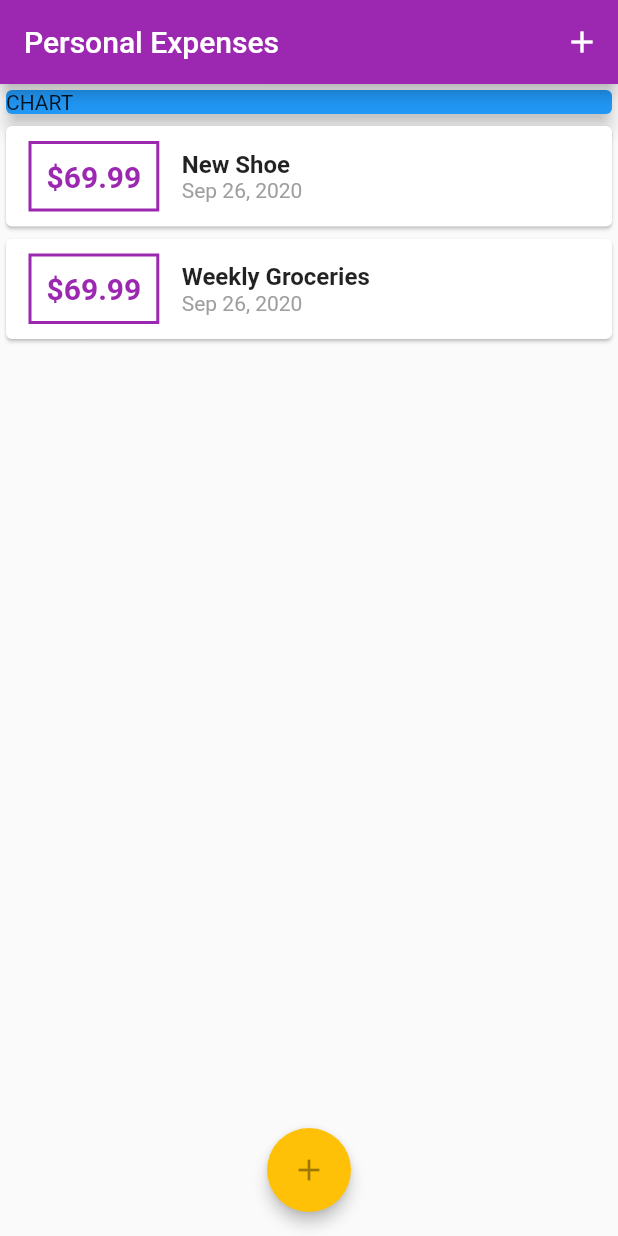
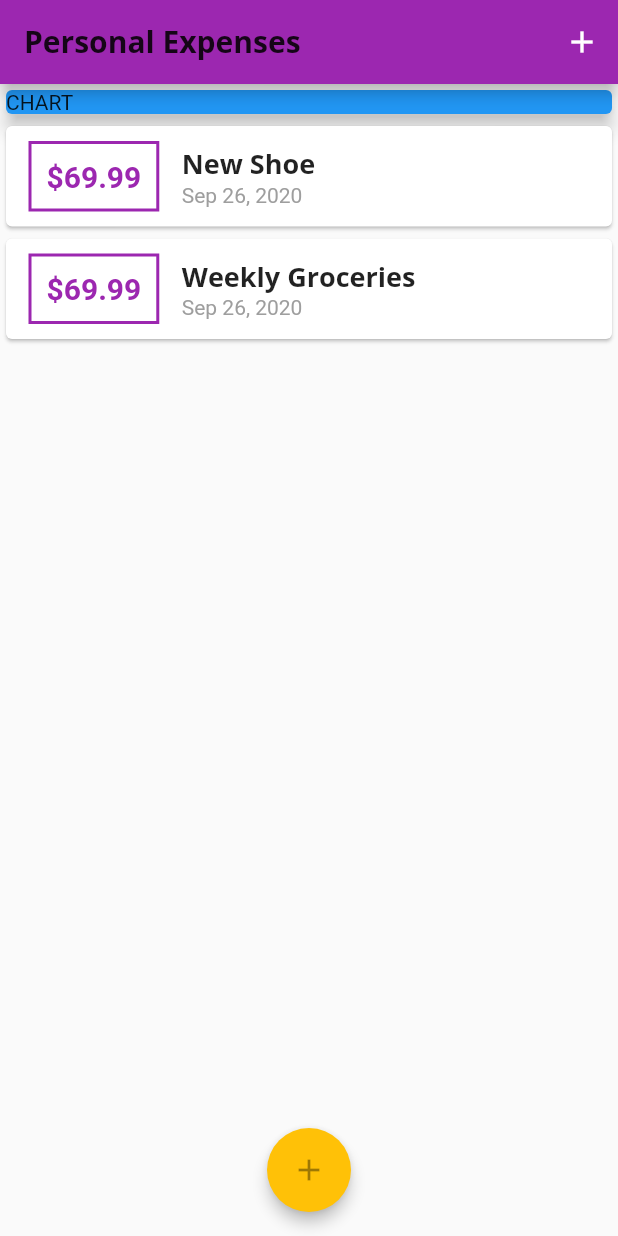
Before and after one commit to ernestkoko/flutter_complete_guide, a Flutter app: the screen it shows after launch, on a phone screen of 412 x 824 dp. Run offline on Flutter 3.47's test engine with Material 2 defaults, Android fonts, the phone set to English and light mode, and no system bars.

Commit message:
Added custom theme and fonts

```diff
--- a/lib/main.dart
+++ b/lib/main.dart
@@ -17,6 +17,21 @@ class MyApp extends StatelessWidget {
       theme: ThemeData(
         primarySwatch: Colors.purple,
         accentColor: Colors.amber,
+        fontFamily: 'Quicksand',
+        //theme for the rest of the app
+        textTheme: ThemeData.light().textTheme.merge(TextTheme(
+            headline6: TextStyle(
+                fontFamily: 'OpenSans',
+                fontWeight: FontWeight.bold,
+                fontSize: 18.0))),
+        //app bar theme
+        appBarTheme: AppBarTheme(
+            textTheme: ThemeData.light().textTheme.merge(TextTheme(
+                    headline6: TextStyle(
+                  fontFamily: 'OpenSans',
+                  fontSize: 20.0,
+                  fontWeight: FontWeight.bold,
+                )))),
         visualDensity: VisualDensity.adaptivePlatformDensity,
       ),
       home: MyHomePage(),
@@ -76,7 +91,10 @@ class _MyHomePageState extends State<MyHomePage> {
   Widget build(BuildContext context) {
     return Scaffold(
       appBar: AppBar(
-        title: Text("Personal Expenses"),
+        title: Text(
+          "Personal Expenses",
+          style: TextStyle(fontFamily: 'OpenSans'),
+        ),
         actions: [
           IconButton(
               icon: Icon(Icons.add),
--- a/lib/widgets/transaction_list.dart
+++ b/lib/widgets/transaction_list.dart
@@ -40,9 +40,7 @@ class TransactionList extends StatelessWidget {
                   children: [
                     Text(
                       transactions[index].title,
-                      style: TextStyle(
-                          fontSize: 16.0, fontWeight: FontWeight.bold),
-                    ),
+                      style: Theme.of(context).textTheme.headline6,),
                     Text(
                       DateFormat.yMMMd().format(transactions[index].date),
                       style: TextStyle(color: Colors.grey),
```
Also changed, not shown: pubspec.yaml (+13 -6 lines), assets/fonts/OpenSans-Bold.ttf (added), assets/fonts/OpenSans-Regular.ttf (added), assets/fonts/Quicksand-Bold.ttf (added), assets/fonts/Quicksand-Light.ttf (added), assets/fonts/Quicksand-Medium.ttf (added), assets/fonts/Quicksand-Regular.ttf (added).
